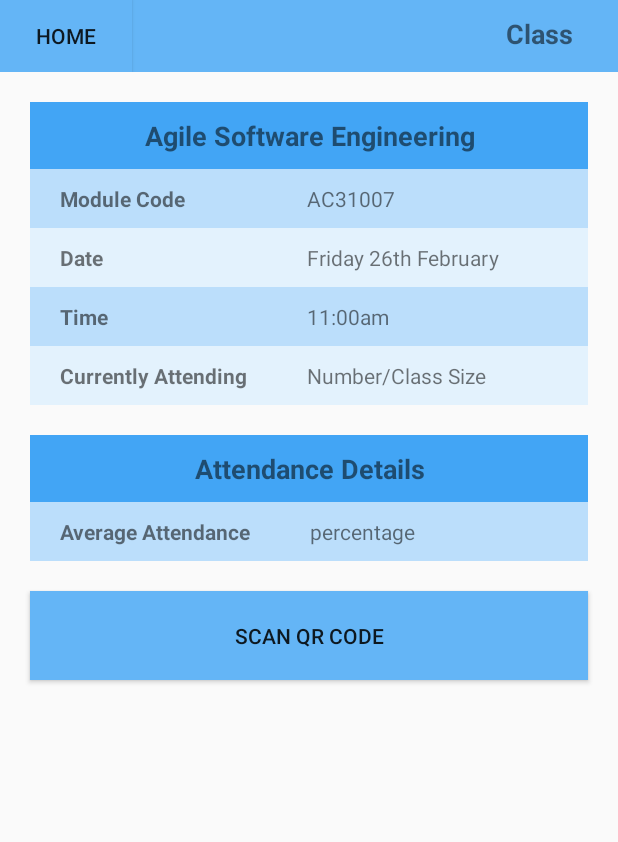
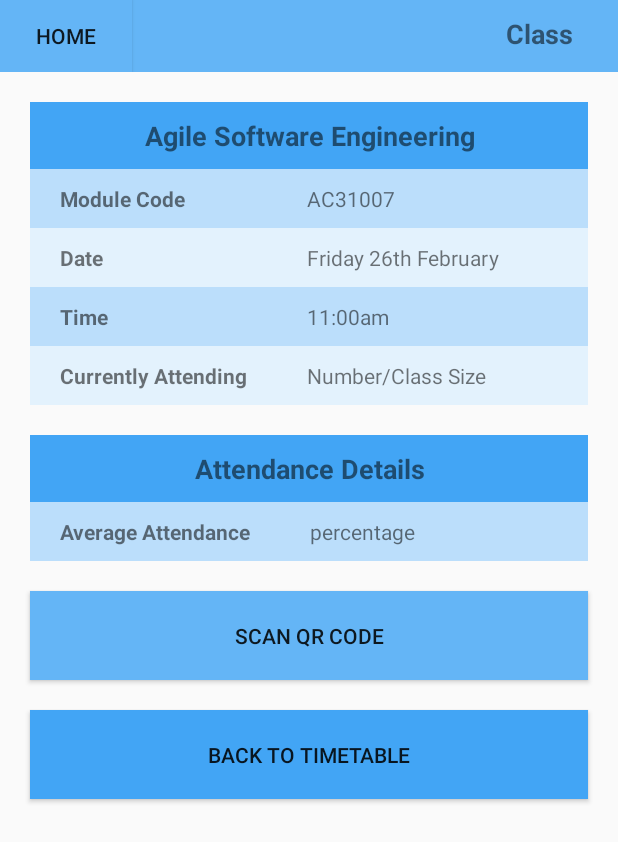
Before and after one commit to meadhbhis/AttendanceAppDesign, an Android app: the StudentViewClassActivity screen opened directly, with no data from a screen before it, on a phone screen of 412 x 824 dp. Shown: the top 842 px of the screen. Run offline under Robolectric (Android 15) with nearby library versions, the phone set to English and light mode, and no system bars; network calls fail.

Commit message:
Updated classs & timetable pages

```diff
--- a/app/src/main/res/layout/activity_student_view_class.xml
+++ b/app/src/main/res/layout/activity_student_view_class.xml
@@ -39,6 +39,7 @@
         android:background="#42A5F5">
 
         <TextView
+            android:id="@+id/txtModuleTitle"
             android:layout_width="fill_parent"
             android:layout_height="wrap_content"
             android:text="Agile Software Engineering"
@@ -177,4 +178,15 @@
         android:text="SCAN QR CODE"
         android:onClick="scanQR"
         android:background="#64B5F6"/>
+
+    <Button
+        android:layout_width="fill_parent"
+        android:layout_height="wrap_content"
+        android:layout_marginLeft="20dp"
+        android:layout_marginRight="20dp"
+        android:layout_marginTop="20dp"
+        android:padding="20dp"
+        android:text="Back to timetable"
+        android:onClick="returnToTimetable"
+        android:background="#42A5F5"/>
 </LinearLayout>
```
Also changed, not shown: app/src/main/java/dundeeuniversity/attendanceappdesign/StudentViewClassActivity.java (+8 -2 lines), app/src/main/res/layout/activity_student_timetable.xml (+16 -11 lines), 1 other file.
